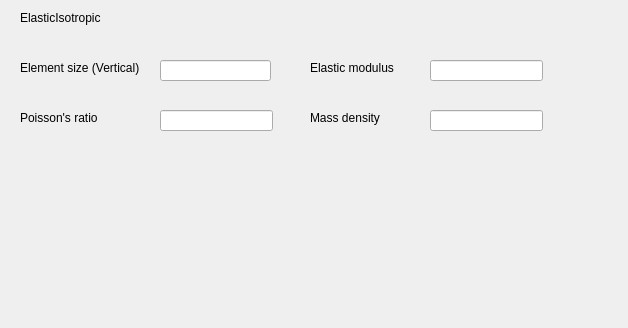
NHERI-SimCenter/s3hark, file UI/elasticisotropic.ui: the form before one commit.
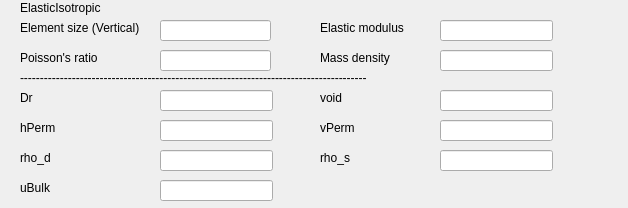
The form after the commit.

The edit to the form file:
```diff
--- a/UI/elasticisotropic.ui
+++ b/UI/elasticisotropic.ui
@@ -7,7 +7,7 @@
     <x>0</x>
     <y>0</y>
     <width>628</width>
-    <height>328</height>
+    <height>208</height>
    </rect>
   </property>
   <property name="windowTitle">
@@ -17,7 +17,7 @@
    <property name="geometry">
     <rect>
      <x>20</x>
-     <y>10</y>
+     <y>0</y>
      <width>131</width>
      <height>16</height>
     </rect>
@@ -29,8 +29,8 @@
   <widget class="QLabel" name="label_2">
    <property name="geometry">
     <rect>
-     <x>310</x>
-     <y>60</y>
+     <x>320</x>
+     <y>20</y>
      <width>101</width>
      <height>16</height>
     </rect>
@@ -46,7 +46,7 @@
    <property name="geometry">
     <rect>
      <x>20</x>
-     <y>110</y>
+     <y>50</y>
      <width>101</width>
      <height>16</height>
     </rect>
@@ -58,8 +58,8 @@
   <widget class="QLabel" name="label_4">
    <property name="geometry">
     <rect>
-     <x>310</x>
-     <y>110</y>
+     <x>320</x>
+     <y>50</y>
      <width>91</width>
      <height>16</height>
     </rect>
@@ -71,8 +71,8 @@
   <widget class="QLineEdit" name="EEdt">
    <property name="geometry">
     <rect>
-     <x>430</x>
-     <y>60</y>
+     <x>440</x>
+     <y>20</y>
      <width>113</width>
      <height>21</height>
     </rect>
@@ -82,8 +82,8 @@
    <property name="geometry">
     <rect>
      <x>160</x>
-     <y>110</y>
-     <width>113</width>
+     <y>50</y>
+     <width>111</width>
      <height>21</height>
     </rect>
    </property>
@@ -91,8 +91,8 @@
   <widget class="QLineEdit" name="rhoEdt">
    <property name="geometry">
     <rect>
-     <x>430</x>
-     <y>110</y>
+     <x>440</x>
+     <y>50</y>
      <width>113</width>
      <height>21</height>
     </rect>
@@ -102,7 +102,7 @@
    <property name="geometry">
     <rect>
      <x>20</x>
-     <y>60</y>
+     <y>20</y>
      <width>141</width>
      <height>16</height>
     </rect>
@@ -115,12 +115,186 @@
    <property name="geometry">
     <rect>
      <x>160</x>
-     <y>60</y>
+     <y>20</y>
      <width>111</width>
      <height>21</height>
     </rect>
    </property>
   </widget>
+  <widget class="QLabel" name="label_6">
+   <property name="geometry">
+    <rect>
+     <x>20</x>
+     <y>180</y>
+     <width>59</width>
+     <height>16</height>
+    </rect>
+   </property>
+   <property name="text">
+    <string>uBulk</string>
+   </property>
+  </widget>
+  <widget class="QLabel" name="label_7">
+   <property name="geometry">
+    <rect>
+     <x>20</x>
+     <y>120</y>
+     <width>59</width>
+     <height>16</height>
+    </rect>
+   </property>
+   <property name="text">
+    <string>hPerm</string>
+   </property>
+  </widget>
+  <widget class="QLabel" name="label_8">
+   <property name="geometry">
+    <rect>
+     <x>320</x>
+     <y>120</y>
+     <width>59</width>
+     <height>16</height>
+    </rect>
+   </property>
+   <property name="text">
+    <string>vPerm</string>
+   </property>
+  </widget>
+  <widget class="QLabel" name="label_9">
+   <property name="geometry">
+    <rect>
+     <x>320</x>
+     <y>90</y>
+     <width>59</width>
+     <height>16</height>
+    </rect>
+   </property>
+   <property name="text">
+    <string>void</string>
+   </property>
+  </widget>
+  <widget class="QLabel" name="label_10">
+   <property name="geometry">
+    <rect>
+     <x>20</x>
+     <y>90</y>
+     <width>59</width>
+     <height>16</height>
+    </rect>
+   </property>
+   <property name="text">
+    <string>Dr</string>
+   </property>
+  </widget>
+  <widget class="QLabel" name="label_11">
+   <property name="geometry">
+    <rect>
+     <x>20</x>
+     <y>150</y>
+     <width>59</width>
+     <height>16</height>
+    </rect>
+   </property>
+   <property name="text">
+    <string>rho_d</string>
+   </property>
+  </widget>
+  <widget class="QLabel" name="label_12">
+   <property name="geometry">
+    <rect>
+     <x>320</x>
+     <y>150</y>
+     <width>59</width>
+     <height>16</height>
+    </rect>
+   </property>
+   <property name="text">
+    <string>rho_s</string>
+   </property>
+  </widget>
+  <widget class="QLineEdit" name="uBulkEdt">
+   <property name="geometry">
+    <rect>
+     <x>160</x>
+     <y>180</y>
+     <width>113</width>
+     <height>21</height>
+    </rect>
+   </property>
+  </widget>
+  <widget class="QLineEdit" name="DrEdt">
+   <property name="geometry">
+    <rect>
+     <x>160</x>
+     <y>90</y>
+     <width>113</width>
+     <height>21</height>
+    </rect>
+   </property>
+  </widget>
+  <widget class="QLineEdit" name="hPermEdt">
+   <property name="geometry">
+    <rect>
+     <x>160</x>
+     <y>120</y>
+     <width>113</width>
+     <height>21</height>
+    </rect>
+   </property>
+  </widget>
+  <widget class="QLineEdit" name="rho_dEdt">
+   <property name="geometry">
+    <rect>
+     <x>160</x>
+     <y>150</y>
+     <width>113</width>
+     <height>21</height>
+    </rect>
+   </property>
+  </widget>
+  <widget class="QLineEdit" name="voidEdt">
+   <property name="geometry">
+    <rect>
+     <x>440</x>
+     <y>90</y>
+     <width>113</width>
+     <height>21</height>
+    </rect>
+   </property>
+  </widget>
+  <widget class="QLineEdit" name="vPermEdt">
+   <property name="geometry">
+    <rect>
+     <x>440</x>
+     <y>120</y>
+     <width>113</width>
+     <height>21</height>
+    </rect>
+   </property>
+  </widget>
+  <widget class="QLineEdit" name="rho_sEdt">
+   <property name="geometry">
+    <rect>
+     <x>440</x>
+     <y>150</y>
+     <width>113</width>
+     <height>21</height>
+    </rect>
+   </property>
+  </widget>
+  <widget class="QLabel" name="label_13">
+   <property name="geometry">
+    <rect>
+     <x>20</x>
+     <y>70</y>
+     <width>551</width>
+     <height>16</height>
+    </rect>
+   </property>
+   <property name="text">
+    <string>---------------------------------------------------------------------------------------</string>
+   </property>
+  </widget>
  </widget>
  <resources/>
  <connections/>
```
